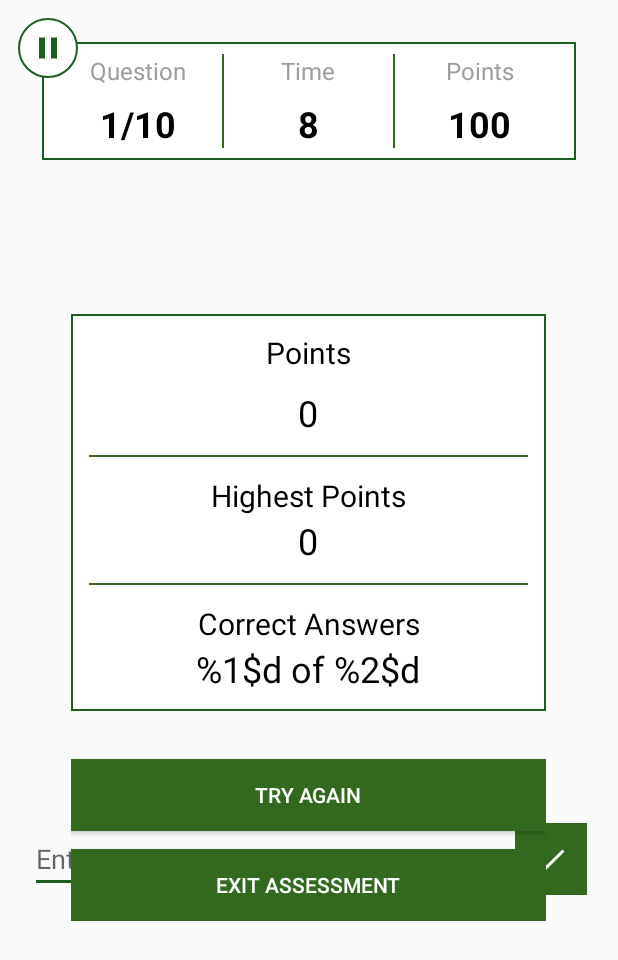
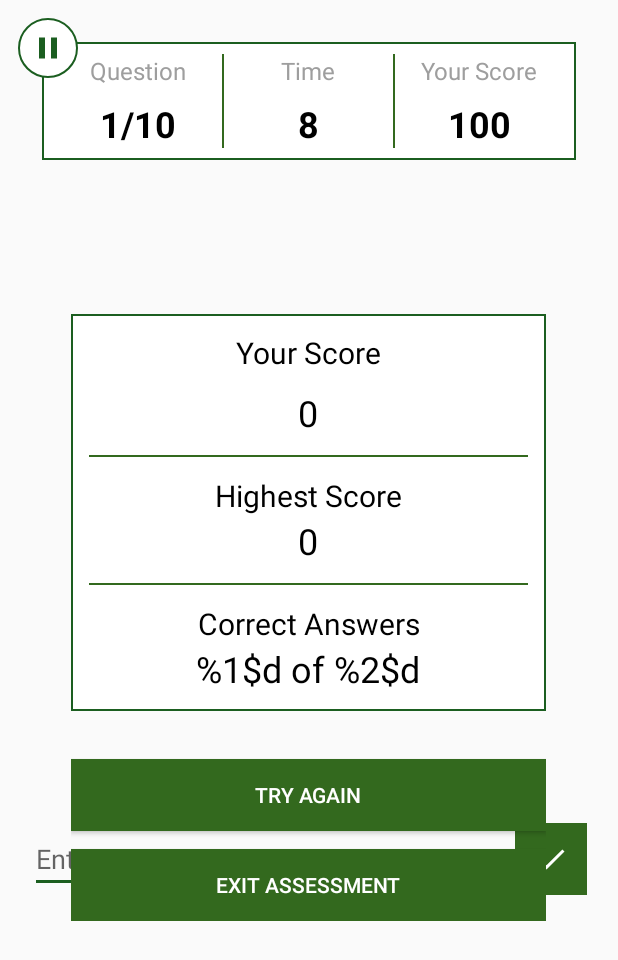
Before and after one commit to philipborbon/e-rotc, an Android app: the layout activity_assessment.xml on its own in the app's theme, with its tools: preview values and no code run, on a phone screen of 412 x 824 dp. Shown: the top 960 px of the screen. Run offline under Robolectric (Android 15) with nearby library versions, the phone set to English and light mode, and no system bars.

Commit message:
Topic based assessment

```diff
--- a/app/src/main/java/com/erotc/learning/activity/AssessmentActivity.kt
+++ b/app/src/main/java/com/erotc/learning/activity/AssessmentActivity.kt
@@ -334,7 +334,7 @@ class AssessmentActivity : AppCompatActivity() {
         }
 
         text_high_score.text = "0" // TODO: show high score
-        text_correct_count.text = getString(R.string.text_correct_count, counter, assessments?.size)
+        text_correct_count.text = getString(R.string.text_correct_count, counter, answerTracker?.size)
     }
 
     private fun restart() {
--- a/app/src/main/java/com/erotc/learning/database/AssessmentDao.kt
+++ b/app/src/main/java/com/erotc/learning/database/AssessmentDao.kt
@@ -11,7 +11,7 @@ import com.erotc.learning.data.Assessment
 @Dao
 interface AssessmentDao {
 
-    @Query("SELECT * FROM assessment a INNER JOIN topic t ON a.topicid = t.id WHERE a.id IN (SELECT id FROM assessment ORDER BY RANDOM() LIMIT :limit) AND t.id = :topic ORDER BY t.sort")
+    @Query("SELECT * FROM assessment WHERE id IN (SELECT id FROM assessment WHERE topicid=:topic ORDER BY RANDOM() LIMIT :limit)")
     fun getRandomQuestions(topic: Long, limit: Int): List<Assessment>
 
     @Insert
--- a/app/src/main/res/values/strings.xml
+++ b/app/src/main/res/values/strings.xml
@@ -14,8 +14,8 @@
     <string name="label_version">Version %1$s</string>
     <string name="label_question">Question</string>
     <string name="label_time">Time</string>
-    <string name="label_score">Points</string>
-    <string name="label_high_score">Highest Points</string>
+    <string name="label_score">Your Score</string>
+    <string name="label_high_score">Highest Score</string>
     <string name="label_correct_count">Correct Answers</string>
     <string name="label_assessment">Assessment</string>
     <string name="label_unknown">Unknown</string>
```
